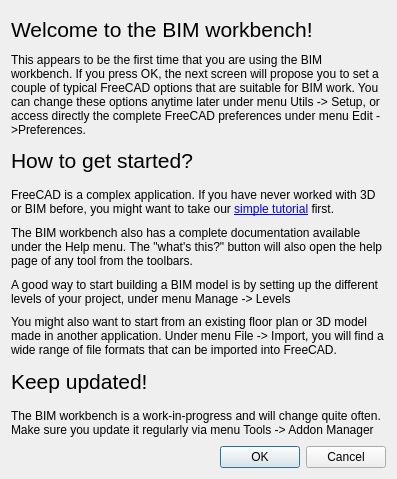
Old version of the form dialogWelcome.ui in the repository yorikvanhavre/BIM_Workbench.
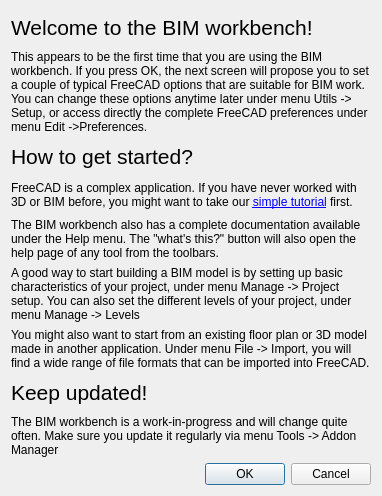
New version of the form.

Commit message: Implemented project setup

```diff
--- a/dialogWelcome.ui
+++ b/dialogWelcome.ui
@@ -6,8 +6,8 @@
    <rect>
     <x>0</x>
     <y>0</y>
-    <width>397</width>
-    <height>479</height>
+    <width>382</width>
+    <height>496</height>
    </rect>
   </property>
   <property name="windowTitle">
@@ -71,7 +71,7 @@
    <item>
     <widget class="QLabel" name="label_5">
      <property name="text">
-      <string>A good way to start building a BIM model is by setting up the different levels of your project, under menu Manage -&gt; Levels</string>
+      <string>A good way to start building a BIM model is by setting up basic characteristics of your project, under menu Manage -&gt; Project setup. You can also set the different levels of your project, under menu Manage -&gt; Levels</string>
      </property>
      <property name="wordWrap">
       <bool>true</bool>
```
The commit also changes 5 other files.
